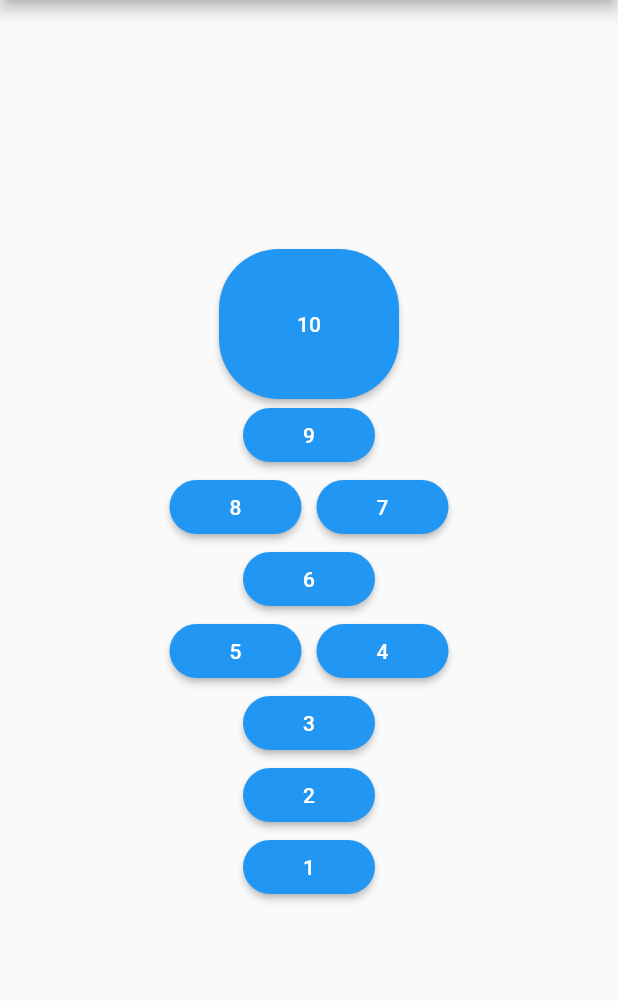
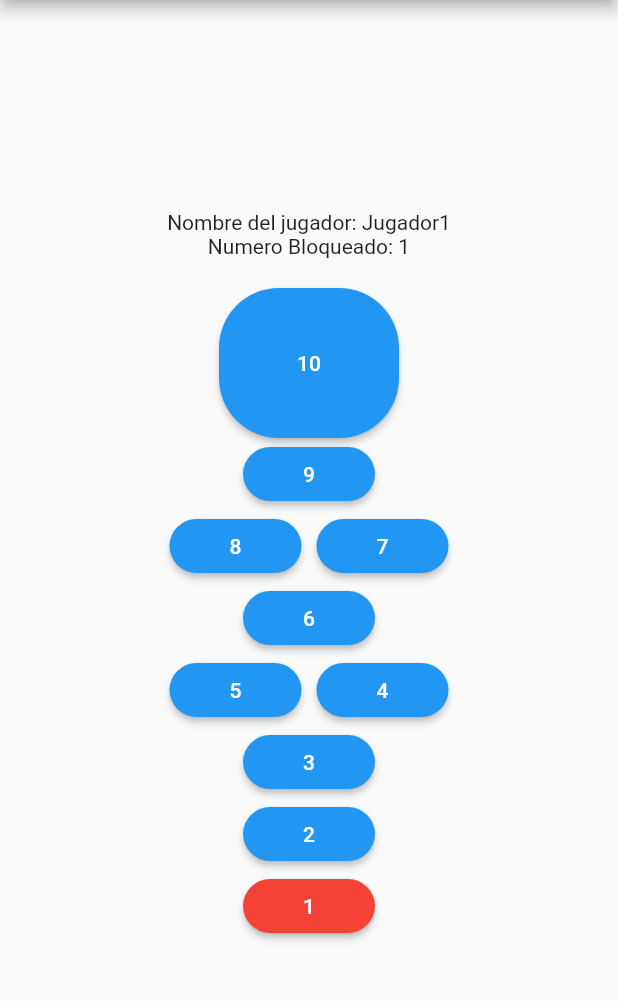
Before and after one commit to Sinfogamo/avion_serviciosocial, a Flutter app: the screen it shows after launch, on a phone screen of 412 x 824 dp, the part 84-1085 px from its top. Run offline on Flutter 3.47's test engine with Material 2 defaults, Android fonts, the phone set to English and light mode, and no system bars.

Commit message:
Cambios en metodos

```diff
--- a/lib/main.dart
+++ b/lib/main.dart
@@ -1,3 +1,4 @@
+import 'package:avion_ss/screens/controller.dart';
 import 'package:flutter/material.dart';
 
 final navigatorKey = GlobalKey<NavigatorState>();
@@ -32,6 +33,16 @@ class MyHomePage extends StatefulWidget {
 }
 
 class _MyHomePageState extends State<MyHomePage> {
+  Controller control;
+  String nombre, numBloqueado;
+  @override
+  void initState() {
+    super.initState();
+    control = new Controller(2);
+    nombre = "jugador";
+    numBloqueado = "0";
+  }
+
   @override
   Widget build(BuildContext context) {
     return Scaffold(
@@ -43,12 +54,32 @@ class _MyHomePageState extends State<MyHomePage> {
           child: Column(
             mainAxisAlignment: MainAxisAlignment.center,
             children: <Widget>[
+              Row(
+                mainAxisAlignment: MainAxisAlignment.center,
+                children: [
+                  Text("Nombre del jugador: "),
+                  Text(control.jugadorActual.nombre),
+                ],
+              ),
+              Row(
+                mainAxisAlignment: MainAxisAlignment.center,
+                children: [
+                  Text("Numero Bloqueado: "),
+                  Text(control.jugadorActual.numBloqueado.toString()),
+                ],
+              ),
+              Container(
+                height: 20.0,
+              ),
               ButtonTheme(
                 minWidth: 120.0,
                 height: 100.0,
                 child: RaisedButton(
-                  onPressed: () {},
-                  color: Colors.blue,
+                  onPressed: () {
+                    control.leerPisada(10);
+                    setState(() {});
+                  },
+                  color: control.colorear(10) ? Colors.red : Colors.blue,
                   shape: RoundedRectangleBorder(
                     borderRadius: BorderRadius.circular(40.0),
                   ),
@@ -59,8 +90,11 @@ class _MyHomePageState extends State<MyHomePage> {
                 ),
               ),
               RaisedButton(
-                onPressed: () {},
-                color: Colors.blue,
+                onPressed: () {
+                  control.leerPisada(9);
+                  setState(() {});
+                },
+                color: control.colorear(9) ? Colors.red : Colors.blue,
                 shape: RoundedRectangleBorder(
                   borderRadius: BorderRadius.circular(40.0),
                 ),
@@ -73,8 +107,11 @@ class _MyHomePageState extends State<MyHomePage> {
                 mainAxisAlignment: MainAxisAlignment.center,
                 children: <Widget>[
                   RaisedButton(
-                    onPressed: () {},
-                    color: Colors.blue,
+                    onPressed: () {
+                      control.leerPisada(8);
+                      setState(() {});
+                    },
+                    color: control.colorear(8) ? Colors.red : Colors.blue,
                     shape: RoundedRectangleBorder(
                       borderRadius: BorderRadius.circular(40.0),
                     ),
@@ -87,8 +124,11 @@ class _MyHomePageState extends State<MyHomePage> {
                     indent: 10,
                   ),
                   RaisedButton(
-                    onPressed: () {},
-                    color: Colors.blue,
+                    onPressed: () {
+                      control.leerPisada(7);
+                      setState(() {});
+                    },
+                    color: control.colorear(7) ? Colors.red : Colors.blue,
                     shape: RoundedRectangleBorder(
                       borderRadius: BorderRadius.circular(40.0),
                     ),
@@ -100,8 +140,11 @@ class _MyHomePageState extends State<MyHomePage> {
                 ],
               ),
               RaisedButton(
-                onPressed: () {},
-                color: Colors.blue,
+                onPressed: () {
+                  control.leerPisada(6);
+                  setState(() {});
+                },
+                color: control.colorear(6) ? Colors.red : Colors.blue,
                 shape: RoundedRectangleBorder(
                   borderRadius: BorderRadius.circular(40.0),
                 ),
@@ -114,8 +157,11 @@ class _MyHomePageState extends State<MyHomePage> {
                 mainAxisAlignment: MainAxisAlignment.center,
                 children: <Widget>[
                   RaisedButton(
-                    onPressed: () {},
-                    color: Colors.blue,
+                    onPressed: () {
+                      control.leerPisada(5);
+                      setState(() {});
+                    },
+                    color: control.colorear(5) ? Colors.red : Colors.blue,
                     shape: RoundedRectangleBorder(
                       borderRadius: BorderRadius.circular(40.0),
                     ),
@@ -128,8 +174,11 @@ class _MyHomePageState extends State<MyHomePage> {
                     indent: 10,
                   ),
                   RaisedButton(
-                    onPressed: () {},
-                    color: Colors.blue,
+                    onPressed: () {
+                      control.leerPisada(4);
+                      setState(() {});
+                    },
+                    color: control.colorear(4) ? Colors.red : Colors.blue,
                     shape: RoundedRectangleBorder(
                       borderRadius: BorderRadius.circular(40.0),
                     ),
@@ -141,8 +190,11 @@ class _MyHomePageState extends State<MyHomePage> {
                 ],
               ),
               RaisedButton(
-                onPressed: () {},
-                color: Colors.blue,
+                onPressed: () {
+                  control.leerPisada(3);
+                  setState(() {});
+                },
+                color: control.colorear(3) ? Colors.red : Colors.blue,
                 shape: RoundedRectangleBorder(
                   borderRadius: BorderRadius.circular(40.0),
                 ),
@@ -152,8 +204,11 @@ class _MyHomePageState extends State<MyHomePage> {
                 ),
               ),
               RaisedButton(
-                onPressed: () {},
-                color: Colors.blue,
+                onPressed: () {
+                  control.leerPisada(2);
+                  setState(() {});
+                },
+                color: control.colorear(2) ? Colors.red : Colors.blue,
                 shape: RoundedRectangleBorder(
                   borderRadius: BorderRadius.circular(40.0),
                 ),
@@ -163,8 +218,11 @@ class _MyHomePageState extends State<MyHomePage> {
                 ),
               ),
               RaisedButton(
-                onPressed: () {},
-                color: Colors.blue,
+                onPressed: () {
+                  control.leerPisada(1);
+                  setState(() {});
+                },
+                color: control.colorear(1) ? Colors.red : Colors.blue,
                 shape: RoundedRectangleBorder(
                   borderRadius: BorderRadius.circular(40.0),
                 ),
@@ -176,7 +234,7 @@ class _MyHomePageState extends State<MyHomePage> {
             ],
           ),
         ),
-      ), // This trailing comma makes auto-formatting nicer for build methods.
+      ),
     );
   }
 }
--- a/lib/screens/controller.dart
+++ b/lib/screens/controller.dart
@@ -10,6 +10,7 @@ String lbNumero;
 class Controller {
   Jugador jugadorActual;
   List<Jugador> jugadoresList = new List<Jugador>();
+  int piedrita;
 
   Controller(int jugadores) {
     for (int i = 0; i < jugadores; i++) {
@@ -58,13 +59,13 @@ class Controller {
     }
   }
 
-  bool ponerPiedrita(int numero) //crear metodo botones cambiar color
+  void ponerPiedrita(int numero) //crear metodo botones cambiar color
   {
-    if (numero == 0) {
-      return false;
-    } else {
-      return true;
-    }
+    piedrita = numero == 0 ? jugadorActual.numBloqueado : -1;
+  }
+
+  bool colorear(int x) {
+    return x == piedrita;
   }
 
   void cambiarTurno() {
```
